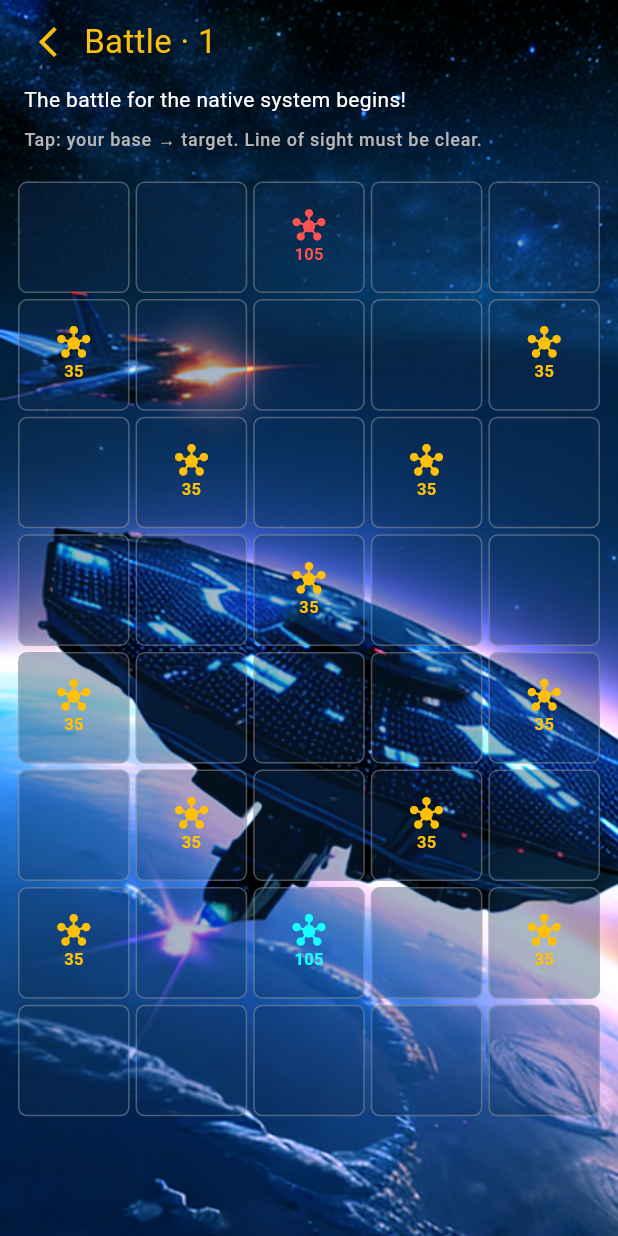
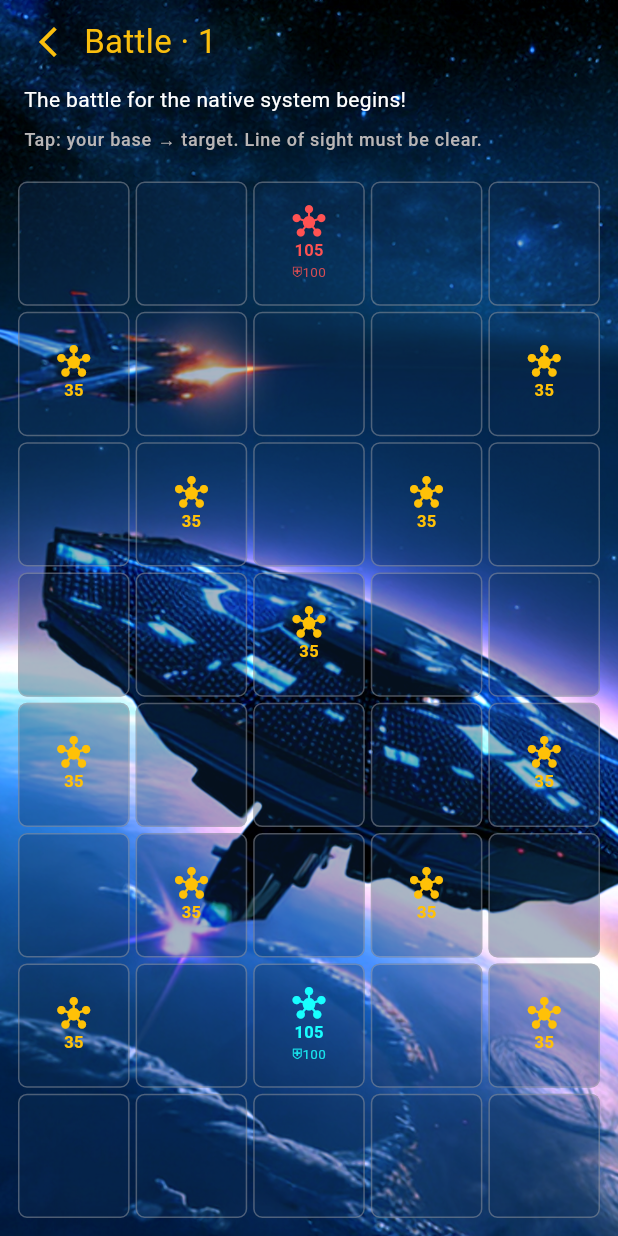
Before and after one commit to Nykolayr/expansion, a Flutter app: the BattlePage screen opened by its route, after a tap on an icon or button, on a phone screen of 412 x 824 dp. Run offline on Flutter 3.47's test engine with Material 3 defaults, Android fonts, the phone set to English and light mode, and no system bars; our stand-ins replace dio, equatable, flutter_bloc, flutter_secure_storage, flutter_svg, gap and 6 more; missing offline and left inert: flutter_easylogger; accounts and stored records are empty; statements that could not run were skipped.

Commit message:
feat: анимация флотов в бою и экран улучшений
BattleFleet в движке и UI, блокировка тапа во время полёта; маршрут /upgrades.

Co-authored-by: Cursor <cursoragent@cursor.com>

```diff
--- a/expansion_app/lib/core/extensions/navigation_context.dart
+++ b/expansion_app/lib/core/extensions/navigation_context.dart
@@ -21,4 +21,6 @@ extension AppNavigationX on BuildContext {
   void goToProfile() => push('/profile');
 
   void goToProgress() => push('/progress');
+
+  void goToUpgrades() => push('/upgrades');
 }
--- /dev/null
+++ b/expansion_app/lib/domain/entities/battle_fleet.dart
@@ -0,0 +1,38 @@
+import 'package:equatable/equatable.dart';
+
+import 'package:expansion/domain/enums/battle_side.dart';
+
+/// Отряд в полёте между базами.
+class BattleFleet extends Equatable {
+  const BattleFleet({
+    required this.id,
+    required this.fromBaseId,
+    required this.toBaseId,
+    required this.ships,
+    required this.side,
+    required this.progress,
+  });
+
+  final int id;
+  final int fromBaseId;
+  final int toBaseId;
+  final int ships;
+  final BattleSide side;
+
+  /// 0…1 — доля пути до цели.
+  final double progress;
+
+  BattleFleet copyWith({double? progress}) {
+    return BattleFleet(
+      id: id,
+      fromBaseId: fromBaseId,
+      toBaseId: toBaseId,
+      ships: ships,
+      side: side,
+      progress: progress ?? this.progress,
+    );
+  }
+
+  @override
+  List<Object?> get props => [id, fromBaseId, toBaseId, ships, side, progress];
+}
--- a/expansion_app/lib/domain/entities/battle_snapshot.dart
+++ b/expansion_app/lib/domain/entities/battle_snapshot.dart
@@ -1,6 +1,7 @@
 import 'package:equatable/equatable.dart';
 
 import 'package:expansion/domain/entities/battle_base.dart';
+import 'package:expansion/domain/entities/battle_fleet.dart';
 import 'package:expansion/domain/enums/battle_side.dart';
 
 /// Снимок поля для UI и AI (иммутабельный после каждого хода).
@@ -9,6 +10,7 @@ class BattleSnapshot extends Equatable {
     required this.sceneId,
     required this.tick,
     required this.bases,
+    required this.fleets,
     required this.gridRows,
     required this.gridCols,
   });
@@ -16,6 +18,7 @@ class BattleSnapshot extends Equatable {
   final int sceneId;
   final int tick;
   final List<BattleBase> bases;
+  final List<BattleFleet> fleets;
   final int gridRows;
   final int gridCols;
 
@@ -43,5 +46,5 @@ class BattleSnapshot extends Equatable {
   }
 
   @override
-  List<Object?> get props => [sceneId, tick, bases, gridRows, gridCols];
+  List<Object?> get props => [sceneId, tick, bases, fleets, gridRows, gridCols];
 }
--- a/expansion_app/lib/game_core/battle/battle_engine.dart
+++ b/expansion_app/lib/game_core/battle/battle_engine.dart
@@ -1,6 +1,7 @@
 import 'dart:convert';
 
 import 'package:expansion/domain/entities/battle_base.dart';
+import 'package:expansion/domain/entities/battle_fleet.dart';
 import 'package:expansion/domain/entities/battle_layout.dart';
 import 'package:expansion/domain/entities/battle_snapshot.dart';
 import 'package:expansion/domain/enums/battle_side.dart';
@@ -9,14 +10,15 @@ import 'package:expansion/game_core/battle/battle_line_of_sight.dart';
 
 enum BattleOutcome { playerWin, playerLose }
 
-/// Правила боя (без Flutter). MVP: флот приходит и разрешается сразу.
+/// Правила боя (без Flutter). Флоты летят по тикам, затем разрешается бой.
 class BattleEngine {
   BattleEngine({
     required this.sceneId,
     required List<BattleBase> bases,
     required this.gridRows,
     required this.gridCols,
-  }) : _bases = List.of(bases);
+  })  : _bases = List.of(bases),
+        _fleets = [];
 
   factory BattleEngine.fromLayout(BattleLayout layout) {
     var nextId = 0;
@@ -50,15 +52,19 @@ class BattleEngine {
   final int gridRows;
   final int gridCols;
   final List<BattleBase> _bases;
+  final List<BattleFleet> _fleets;
   int _tick = 0;
   int _growthCounter = 0;
+  int _nextFleetId = 1;
 
   static const int _growthIntervalTicks = 12;
+  static const double _fleetProgressPerTick = 0.06;
 
   BattleSnapshot snapshot() => BattleSnapshot(
         sceneId: sceneId,
         tick: _tick,
         bases: List.unmodifiable(_bases),
+        fleets: List.unmodifiable(_fleets),
         gridRows: gridRows,
         gridCols: gridCols,
       );
@@ -79,12 +85,22 @@ class BattleEngine {
     final from = _base(fromId)!;
     final fleetSize = from.ships;
     _updateBase(fromId, from.copyWith(ships: 0));
-    _resolveFleetArrival(attackerSide: from.side, toId: toId, fleetSize: fleetSize);
+    _fleets.add(
+      BattleFleet(
+        id: _nextFleetId++,
+        fromBaseId: fromId,
+        toBaseId: toId,
+        ships: fleetSize,
+        side: from.side,
+        progress: 0,
+      ),
+    );
     return true;
   }
 
   void tick() {
     _tick++;
+    _advanceFleets();
     _growthCounter++;
     if (_growthCounter < _growthIntervalTicks) return;
     _growthCounter = 0;
@@ -93,6 +109,29 @@ class BattleEngine {
       final b = _bases[i];
       if (b.ships >= b.maxShips) continue;
       _bases[i] = b.copyWith(ships: (b.ships + 1).clamp(0, b.maxShips));
+    }
+  }
+
+  void _advanceFleets() {
+    final arrived = <BattleFleet>[];
+
+    for (var i = 0; i < _fleets.length; i++) {
+      final fleet = _fleets[i];
+      final nextProgress = fleet.progress + _fleetProgressPerTick;
+      if (nextProgress >= 1) {
+        arrived.add(fleet);
+      } else {
+        _fleets[i] = fleet.copyWith(progress: nextProgress);
+      }
+    }
+
+    for (final fleet in arrived) {
+      _fleets.remove(fleet);
+      _resolveFleetArrival(
+        attackerSide: fleet.side,
+        toId: fleet.toBaseId,
+        fleetSize: fleet.ships,
+      );
     }
   }
 
@@ -113,12 +152,15 @@ class BattleEngine {
     required int toId,
     required int fleetSize,
   }) {
-    final target = _base(toId)!;
+    final target = _base(toId);
+    if (target == null) return;
 
     if (target.side == attackerSide) {
       _updateBase(
         toId,
-        target.copyWith(ships: (target.ships + fleetSize).clamp(0, target.maxShips)),
+        target.copyWith(
+          ships: (target.ships + fleetSize).clamp(0, target.maxShips),
+        ),
       );
       return;
     }
--- a/expansion_app/lib/l10n/app_en.arb
+++ b/expansion_app/lib/l10n/app_en.arb
@@ -24,6 +24,7 @@
   "battleTitle": "Battle",
   "profileTitle": "Profile",
   "progressTitle": "Progress",
+  "upgradesTitle": "Upgrades",
   "screenPlaceholderBody": "This section is under development. Content and logic come in later phases.",
   "bootstrapInitFailed": "Could not prepare the local database. Please restart the app.",
   "mapsStartBattle": "Expand",
--- a/expansion_app/lib/l10n/app_localizations.dart
+++ b/expansion_app/lib/l10n/app_localizations.dart
@@ -242,6 +242,12 @@ abstract class AppLocalizations {
   /// **'Прогресс'**
   String get progressTitle;
 
+  /// No description provided for @upgradesTitle.
+  ///
+  /// In ru, this message translates to:
+  /// **'Улучшения'**
+  String get upgradesTitle;
+
   /// No description provided for @screenPlaceholderBody.
   ///
   /// In ru, this message translates to:
--- a/expansion_app/lib/l10n/app_localizations_en.dart
+++ b/expansion_app/lib/l10n/app_localizations_en.dart
@@ -82,6 +82,9 @@ class AppLocalizationsEn extends AppLocalizations {
   String get progressTitle => 'Progress';
 
   @override
+  String get upgradesTitle => 'Upgrades';
+
+  @override
   String get screenPlaceholderBody =>
       'This section is under development. Content and logic come in later phases.';
 
--- a/expansion_app/lib/l10n/app_localizations_ru.dart
+++ b/expansion_app/lib/l10n/app_localizations_ru.dart
@@ -82,6 +82,9 @@ class AppLocalizationsRu extends AppLocalizations {
   String get progressTitle => 'Прогресс';
 
   @override
+  String get upgradesTitle => 'Улучшения';
+
+  @override
   String get screenPlaceholderBody =>
       'Раздел в разработке. Контент и логика — на следующих этапах.';
 
--- a/expansion_app/lib/l10n/app_ru.arb
+++ b/expansion_app/lib/l10n/app_ru.arb
@@ -33,6 +33,7 @@
   "battleTitle": "Бой",
   "profileTitle": "Профиль",
   "progressTitle": "Прогресс",
+  "upgradesTitle": "Улучшения",
   "screenPlaceholderBody": "Раздел в разработке. Контент и логика — на следующих этапах.",
   "bootstrapInitFailed": "Не удалось подготовить локальную базу. Повторите запуск приложения.",
   "mapsStartBattle": "Экспансия",
--- a/expansion_app/lib/presentation/bloc/battle/battle_cubit.dart
+++ b/expansion_app/lib/presentation/bloc/battle/battle_cubit.dart
@@ -104,6 +104,7 @@ class BattleCubit extends Cubit<BattleState> {
   void tapCell(int x, int y) {
     final engine = _engine;
     if (engine == null || !state.isPlaying) return;
+    if (state.snapshot!.fleets.isNotEmpty) return;
 
     final tapped = engine.snapshot().baseAt(x, y);
     if (tapped != null && tapped.side == BattleSide.player) {
--- a/expansion_app/lib/presentation/pages/splash_page.dart
+++ b/expansion_app/lib/presentation/pages/splash_page.dart
@@ -61,10 +61,7 @@ class _SplashPageState extends State<SplashPage> {
       case SplashMenuDirect.rightBottom:
         _onContinue();
       case SplashMenuDirect.middleBottom:
-        sl<AppFeedbackService>().show(
-          AppLocalizations.of(context)!.splashFeatureSoon,
-          kind: AppFeedbackKind.warning,
-        );
+        context.goToUpgrades();
     }
   }
 
--- a/expansion_app/lib/presentation/router/app_router.dart
+++ b/expansion_app/lib/presentation/router/app_router.dart
@@ -6,6 +6,7 @@ import 'package:expansion/presentation/pages/intro_story_page.dart';
 import 'package:expansion/presentation/pages/maps_page.dart';
 import 'package:expansion/presentation/pages/profile_page.dart';
 import 'package:expansion/presentation/pages/progress_page.dart';
+import 'package:expansion/presentation/pages/upgrades_page.dart';
 import 'package:expansion/presentation/pages/settings_page.dart';
 import 'package:expansion/presentation/pages/splash_page.dart';
 
@@ -71,5 +72,12 @@ final GoRouter appRouter = GoRouter(
         return const ProgressPage();
       },
     ),
+    GoRoute(
+      path: '/upgrades',
+      name: 'upgrades',
+      builder: (BuildContext context, GoRouterState state) {
+        return const UpgradesPage();
+      },
+    ),
   ],
 );
--- a/expansion_app/lib/presentation/widgets/battle/battle_field_grid.dart
+++ b/expansion_app/lib/presentation/widgets/battle/battle_field_grid.dart
@@ -3,6 +3,7 @@ import 'package:flutter/material.dart';
 import 'package:expansion/core/constants/game_layout.dart';
 import 'package:expansion/core/themes/expansion_colors.dart';
 import 'package:expansion/domain/entities/battle_base.dart';
+import 'package:expansion/domain/entities/battle_fleet.dart';
 import 'package:expansion/domain/entities/battle_snapshot.dart';
 import 'package:expansion/domain/enums/battle_side.dart';
 
@@ -18,29 +19,46 @@ class BattleFieldGrid extends StatelessWidget {
   final int? selectedBaseId;
   final void Function(int x, int y) onCellTap;
 
+  static const double _spacing = 4;
+
   @override
   Widget build(BuildContext context) {
     return AspectRatio(
       aspectRatio: kBattleColumns / kBattleRows,
-      child: GridView.builder(
+      child: LayoutBuilder(
+        builder: (context, constraints) {
+          final cellW =
+              (constraints.maxWidth - _spacing * (kBattleColumns - 1)) /
+                  kBattleColumns;
+          final cellH =
+              (constraints.maxHeight - _spacing * (kBattleRows - 1)) /
+                  kBattleRows;
+
+          return Stack(
+            clipBehavior: Clip.none,
+            children: [
+              GridView.builder(
                 physics: const NeverScrollableScrollPhysics(),
-        gridDelegate: const SliverGridDelegateWithFixedCrossAxisCount(
+                gridDelegate: SliverGridDelegateWithFixedCrossAxisCount(
                   crossAxisCount: kBattleColumns,
-          crossAxisSpacing: 4,
-          mainAxisSpacing: 4,
+                  crossAxisSpacing: _spacing,
+                  mainAxisSpacing: _spacing,
+                  mainAxisExtent: cellH,
                 ),
                 itemCount: kBattleColumns * kBattleRows,
                 itemBuilder: (context, index) {
                   final x = index % kBattleColumns + 1;
                   final y = index ~/ kBattleColumns + 1;
                   final base = snapshot.baseAt(x, y);
-          final selected = base != null && base.id == selectedBaseId;
+                  final selected =
+                      base != null && base.id == selectedBaseId;
 
                   return GestureDetector(
                     onTap: () => onCellTap(x, y),
                     child: DecoratedBox(
                       decoration: BoxDecoration(
-                color: ExpansionColors.background.withValues(alpha: 0.35),
+                        color: ExpansionColors.background
+                            .withValues(alpha: 0.35),
                         borderRadius: BorderRadius.circular(6),
                         border: Border.all(
                           color: selected
@@ -56,8 +74,88 @@ class BattleFieldGrid extends StatelessWidget {
                   );
                 },
               ),
+              ...snapshot.fleets.map(
+                (fleet) => _FleetMarker(
+                  fleet: fleet,
+                  snapshot: snapshot,
+                  cellW: cellW,
+                  cellH: cellH,
+                ),
+              ),
+            ],
+          );
+        },
+      ),
     );
   }
+}
+
+class _FleetMarker extends StatelessWidget {
+  const _FleetMarker({
+    required this.fleet,
+    required this.snapshot,
+    required this.cellW,
+    required this.cellH,
+  });
+
+  final BattleFleet fleet;
+  final BattleSnapshot snapshot;
+  final double cellW;
+  final double cellH;
+
+  @override
+  Widget build(BuildContext context) {
+    final from = snapshot.baseById(fleet.fromBaseId);
+    final to = snapshot.baseById(fleet.toBaseId);
+    if (from == null || to == null) return const SizedBox.shrink();
+
+    final t = fleet.progress.clamp(0.0, 1.0);
+    final fromX = _cellLeft(from.x) + cellW / 2;
+    final fromY = _cellTop(from.y) + cellH / 2;
+    final toX = _cellLeft(to.x) + cellW / 2;
+    final toY = _cellTop(to.y) + cellH / 2;
+
+    final left = fromX + (toX - fromX) * t - 10;
+    final top = fromY + (toY - fromY) * t - 10;
+
+    final color = switch (fleet.side) {
+      BattleSide.player => Colors.cyanAccent,
+      BattleSide.enemy => Colors.redAccent,
+      BattleSide.neutral => Colors.amber,
+    };
+
+    return Positioned(
+      left: left,
+      top: top,
+      child: Container(
+        width: 20,
+        height: 20,
+        decoration: BoxDecoration(
+          color: color.withValues(alpha: 0.9),
+          shape: BoxShape.circle,
+          boxShadow: [
+            BoxShadow(
+              color: color.withValues(alpha: 0.5),
+              blurRadius: 6,
+            ),
+          ],
+        ),
+        alignment: Alignment.center,
+        child: Text(
+          '${fleet.ships}',
+          style: const TextStyle(
+            color: Colors.black,
+            fontSize: 8,
+            fontWeight: FontWeight.bold,
+          ),
+        ),
+      ),
+    );
+  }
+
+  double _cellLeft(int x) => (x - 1) * (cellW + BattleFieldGrid._spacing);
+
+  double _cellTop(int y) => (y - 1) * (cellH + BattleFieldGrid._spacing);
 }
 
 class _BaseChip extends StatelessWidget {
@@ -85,6 +183,11 @@ class _BaseChip extends StatelessWidget {
             fontWeight: FontWeight.bold,
           ),
         ),
+        if (base.shield > 0)
+          Text(
+            '⛨${base.shield.round()}',
+            style: TextStyle(color: color.withValues(alpha: 0.85), fontSize: 9),
+          ),
       ],
     );
   }
```
Also changed, not shown: expansion_app/lib/presentation/pages/upgrades_page.dart (added, +18 -0 lines), 1 other file. Lines whose indentation alone changed are shown as unchanged.
